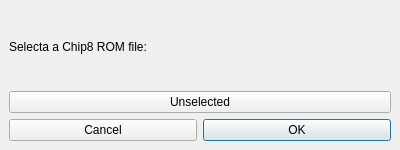
Old version of the form onboardwindow.ui in the repository xiaoyu2006/YACE.
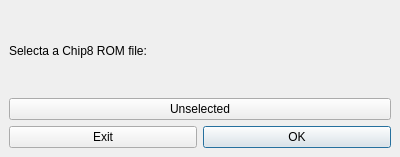
New version of the form.

Diff of the .ui file:
```diff
--- a/onboardwindow.ui
+++ b/onboardwindow.ui
@@ -7,7 +7,7 @@
     <x>0</x>
     <y>0</y>
     <width>400</width>
-    <height>150</height>
+    <height>157</height>
    </rect>
   </property>
   <property name="windowTitle">
@@ -37,7 +37,7 @@
       <item>
        <widget class="QPushButton" name="cancelButton">
         <property name="text">
-         <string>Cancel</string>
+         <string>Exit</string>
         </property>
        </widget>
       </item>
```
Left out of the diff: 2 changed lines with no effect on the pictures.
